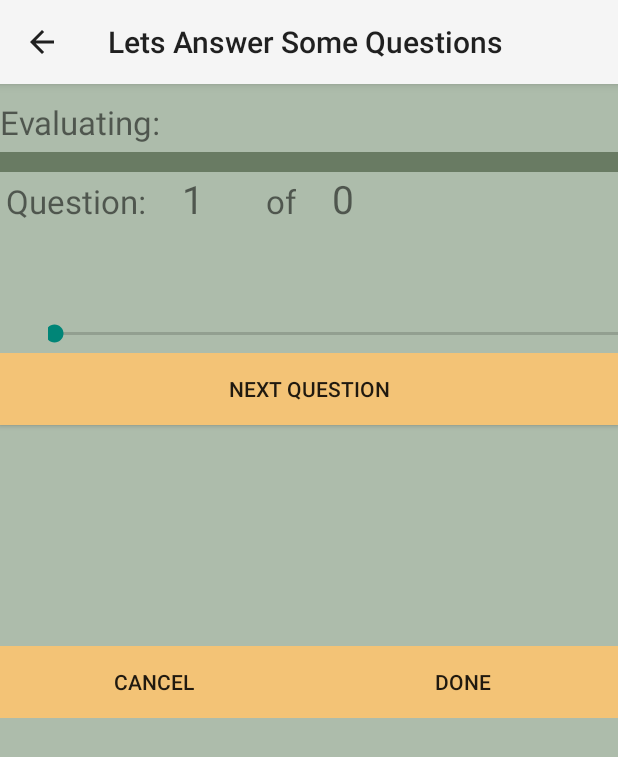
After one commit to pgallini/nineBox, an Android app: the Evaluation screen opened directly, with no data from a screen before it, on a phone screen of 412 x 824 dp. The commit adds this screen. Shown: the top 757 px of the screen. Run offline under Robolectric (Android 15) with nearby library versions, the phone set to English and light mode, and no system bars.

Commit message:
major start to the Evaluation activity

```diff
--- a/Application/src/main/java/DatabaseOpenHelper.java
+++ b/Application/src/main/java/DatabaseOpenHelper.java
@@ -12,7 +12,7 @@ import android.database.sqlite.SQLiteOpenHelper;
  * adb devices
  * adb -s emulator-5554 shell   (where you specify one of the emulators listed)
  * cd /data/data/com.ninebox.nineboxapp/databases
- * sqlite3 candidates.db
+ * sqlite3 ninebox.db
  *
  */
 
--- /dev/null
+++ b/Application/src/main/java/NineBoxEvaluation/Evaluation.java
@@ -0,0 +1,145 @@
+package nineBoxEvaluation;
+
+import android.app.Activity;
+import android.content.Intent;
+import android.os.Bundle;
+import android.view.View;
+import android.widget.EditText;
+import android.widget.TextView;
+
+import com.ninebox.nineboxapp.R;
+
+import java.util.ArrayList;
+
+import nineBoxCandidates.CandidateOperations;
+import nineBoxCandidates.Candidates;
+import nineBoxQuestions.Questions;
+import nineBoxQuestions.QuestionsOperations;
+
+/**
+ * Created by Paul Gallini on 4/17/16.
+ */
+public class Evaluation extends Activity {
+    TextView cName;
+    private final int EVALUATION_ACTIVITY_REQUEST_CODE = 0;
+    public ArrayList<Candidates> candidatesList = new ArrayList<Candidates>();
+    public ArrayList<Questions> questionsList = new ArrayList<>();
+    public int currentIndex = 0;
+    public int currentQuestionNo = 1;
+    public int maxQuestionNo = 0;
+
+    @Override
+    protected void onCreate(Bundle savedInstanceState) {
+
+        int returnCode = 0;
+
+        super.onCreate(savedInstanceState);
+        setContentView(R.layout.evaluation_entry);
+        getActionBar().setDisplayHomeAsUpEnabled(true);
+
+        CandidateOperations candidateOperations;
+        // set-up the operations class for Candidates ...
+        candidateOperations = new CandidateOperations(this);
+        candidateOperations.open();
+        // create a list of candidates from what's in the database ...
+        candidatesList = candidateOperations.getAllCandidates();
+        // start the index at zero
+        currentIndex = 0;
+
+        // set-up questions ...
+        QuestionsOperations questionsOperations = new QuestionsOperations(this);
+        questionsOperations.open();
+        questionsList = questionsOperations.getAllQuestions();
+//        currentQuestionNo = 1;
+        maxQuestionNo = questionsList.size();
+
+        final TextView nextQuestionButtonView = (TextView) findViewById(R.id.next_question_button);
+
+        findViewById(R.id.next_question_button).setOnClickListener(new View.OnClickListener() {
+            @Override
+            public void onClick(View v) {
+                if (currentQuestionNo < maxQuestionNo) {
+                    currentQuestionNo++;
+                    if (currentQuestionNo == maxQuestionNo) {
+                        // if we are now on the last question, change the text of the button to Next Candidate
+                        nextQuestionButtonView.setText(R.string.next_question_button_alt);
+                    }
+                    onResume();
+                } else {
+                    // increment the index for the next candidate ...
+                    currentIndex++;
+                    // reset the Questions
+                    currentQuestionNo = 1;
+                    if (currentIndex < candidatesList.size()) {
+                        // reset label of the Next btn
+                        nextQuestionButtonView.setText(R.string.next_question_button);
+                        onResume();
+                    } else {
+                        // unless we are on the last candidate
+                        finish();
+                        ;
+                    }
+                }
+            }
+        });
+        findViewById(R.id.cancel_button).setOnClickListener(new View.OnClickListener() {
+            @Override
+            public void onClick(View view) {
+                // TODO decide if we are really returning anything here (and the done btn)
+                //create a new intent so we can return Canidate Data ...
+                Intent intent = new Intent();
+                //add "returnKey" as a key and assign it the value in the textbox...
+//                intent.putExtra("returnKey",canidateName);
+//                intent.putExtra("returnNotes",candidateNotes);
+                //get ready to send the result back to the caller (MainActivity)
+                //and put our intent into it (RESULT_OK will tell the caller that
+                //we have successfully accomplished our task..
+                setResult(RESULT_CANCELED, intent);
+                finish();
+            }
+        }
+
+        );
+        findViewById(R.id.done_button).setOnClickListener(new View.OnClickListener() {
+            @Override
+            public void onClick(View view) {
+                // increment the index for the next candidate ...
+                currentIndex++;
+                if ( currentIndex < candidatesList.size()) {
+                    onResume();
+                } else {
+                    finish();;
+                }
+            }
+        });
+    }
+    public void onResume() {
+        super.onResume();
+        TextView displayName =  (TextView) findViewById(R.id.evalCandidateName);
+        TextView currQuestionNoView = (TextView) findViewById(R.id.curr_question_no);
+        TextView maxQuestionNoView = (TextView) findViewById(R.id.max_question_no);
+        TextView quesitonTextView = (TextView) findViewById(R.id.question_text);
+
+        currQuestionNoView.setText(Integer.toString(currentQuestionNo));
+        maxQuestionNoView.setText(Integer.toString(maxQuestionNo));
+
+        if ( currentIndex < candidatesList.size()) {
+            System.out.println(" candidatesList.get(i).getCandidateName() = ");
+            System.out.println(candidatesList.get(currentIndex).getCandidateName());
+            displayName.setText(candidatesList.get(currentIndex).getCandidateName());
+        }
+        if ( currentQuestionNo <= questionsList.size() ) {
+            // TODO see if there is a cleaner way to manage what we want to display versus the real index ...
+            quesitonTextView.setText(questionsList.get((currentQuestionNo - 1)).getQuestionText());
+        }
+    }
+
+    public void CancelSave(View view) {
+        this.kill_activity();
+    }
+
+    void kill_activity()
+    {
+        finish();
+    }
+}
--- a/Application/src/main/java/nineBoxCandidates/CandidateOperations.java
+++ b/Application/src/main/java/nineBoxCandidates/CandidateOperations.java
@@ -67,10 +67,6 @@ public class CandidateOperations {
 
             cursor.moveToFirst();
             while (!cursor.isAfterLast()) {
-
-                // TODO remove this ...
-                System.out.println("inside getAllCandidates - looping " );
-
                 Candidates candidate = parseCandidate(cursor);
                 candidates.add(candidate);
                 cursor.moveToNext();
--- a/Application/src/main/java/nineBoxCandidates/CandidatesEntryActivity.java
+++ b/Application/src/main/java/nineBoxCandidates/CandidatesEntryActivity.java
@@ -21,6 +21,7 @@ public class CandidatesEntryActivity extends Activity {
         setContentView(R.layout.activity_candidates_entry);
         getActionBar().setDisplayHomeAsUpEnabled(true);
     }
+
     public void saveCandidate(View view) {
         // find the ListView so we can work with it ...
         EditText Nametext = (EditText) findViewById( R.id.EditTextName);
--- a/Application/src/main/java/nineBoxMain/CandidatesListActivity.java
+++ b/Application/src/main/java/nineBoxMain/CandidatesListActivity.java
@@ -75,8 +75,6 @@ public class CandidatesListActivity extends Activity {
         mainArrayAdapter = new ArrayAdapter<String>(this, R.layout.list_item, R.id.candidate, displayList) {
             @Override
             public View getView(final int position, View convertView, ViewGroup parent) {
-                // TODO remove this
-                System.out.println("inside getView ");
 
                 Context context = parent.getContext();
 
@@ -95,6 +93,7 @@ public class CandidatesListActivity extends Activity {
                         new View.OnClickListener() {
                             @Override
                             public void onClick(View view) {
+                                // TODO make this an edit feature
                                 Toast.makeText(CandidatesListActivity.this,
                                         R.string.touched_primary_message,
                                         Toast.LENGTH_SHORT).show();
@@ -171,8 +170,6 @@ public class CandidatesListActivity extends Activity {
             Bundle extras = intent.getExtras();
             String returnCandidateName = (extras != null ? extras.getString("returnKey") : "nothing returned");
             String returnCandidateNotes = (extras != null ? extras.getString("returnNotes") : " ");
-            System.out.println("returned name = " + returnCandidateName);
-//            mainArrayAdapter.add(returnCandidateName);
             // save to database
             Candidates candidate = candidateOperations.addCandidate(returnCandidateName, returnCandidateNotes);
 
@@ -201,7 +198,6 @@ public class CandidatesListActivity extends Activity {
                     Intent intent = new Intent(this, QuestionsEntryActivity.class);
                     this.startActivity(intent);
 
-
                 } catch (ActivityNotFoundException ignored) {
                 }
                 return true;
--- a/Application/src/main/java/nineBoxMain/MainActivity.java
+++ b/Application/src/main/java/nineBoxMain/MainActivity.java
@@ -20,25 +20,18 @@ package nineBoxMain;
 import android.app.Activity;
 import android.content.Intent;
 import android.content.ActivityNotFoundException;
-import android.widget.Toast;
-import android.content.Context;
 import android.os.Bundle;
 import android.view.Menu;
 import android.view.MenuItem;
 import android.view.View;
-import android.view.ViewGroup;
-import android.widget.ArrayAdapter;
-import android.widget.ListView;
-import android.widget.TextView;
 
-import java.util.ArrayList;
-
-import nineBoxCandidates.CandidatesEntryActivity;
+import nineBoxCandidates.CandidateOperations;
+import nineBoxCandidates.Candidates;
+import nineBoxEvaluation.Evaluation;
 import nineBoxQuestions.QuestionsEntryActivity;
 import com.ninebox.nineboxapp.R;
 
-import nineBoxCandidates.Candidates;
-import nineBoxCandidates.CandidateOperations;
+import java.util.ArrayList;
 
 /**
  * This activity is the main activity for the NineBoxMobile app.
@@ -57,6 +50,16 @@ public class MainActivity extends Activity {
                 startActivity(intent);
             }
         });
+
+        findViewById(R.id.button_set_questions).setOnClickListener(new View.OnClickListener() {
+            @Override
+            public void onClick(View view) {
+                Intent intent = new Intent(view.getContext(), Evaluation.class);
+                startActivity(intent);
+            }
+        });
+
+
 //
 //        findViewById(R.id.ok_button).setOnClickListener(new View.OnClickListener() {
 //            @Override
@@ -158,4 +161,20 @@ public class MainActivity extends Activity {
         }
         return super.onOptionsItemSelected(item);
     }
+
+    //we need a handler for when the secondary activity (add new candidate) finishes it's work
+    //and returns control to this activity...
+    @Override
+    protected void onActivityResult(int requestCode, int resultCode, Intent intent) {
+        super.onActivityResult(requestCode, resultCode, intent);
+        if (intent != null ) {
+            Bundle extras = intent.getExtras();
+//            String returnCandidateName = (extras != null ? extras.getString("returnKey") : "nothing returned");
+//            String returnCandidateNotes = (extras != null ? extras.getString("returnNotes") : " ");
+
+            if (resultCode == RESULT_CANCELED) {
+                System.out.println(" Evaluation was Cancelled");
+            }
+        }
+    }
 }
--- a/Application/src/main/java/nineBoxQuestions/QuestionsEntryActivity.java
+++ b/Application/src/main/java/nineBoxQuestions/QuestionsEntryActivity.java
@@ -13,10 +13,6 @@ import com.ninebox.nineboxapp.R;
 public class QuestionsEntryActivity extends Activity {
     @Override
     protected void onCreate(Bundle savedInstanceState) {
-        // TODO remove this
-        System.out.println("Inside QuestionsEntryActivity onCreate ####");
-
-//        Bundle extras = getIntent().getExtras();
         super.onCreate(savedInstanceState);
         setContentView(R.layout.questions_entry);
         getActionBar().setDisplayHomeAsUpEnabled(true);
--- /dev/null
+++ b/Application/src/main/res/drawable/seekbar_thumb.xml
@@ -0,0 +1,9 @@
+<?xml version="1.0" encoding="utf-8"?>
+<selector xmlns:android="http://schemas.android.com/apk/res/android">
+
+    android:shape="rectangle">
+
+    <gradient android:startColor="#ffffffff" android:endColor="#ff585858" android:angle="270"/>
+
+    <size android:height="20dp" android:width="20dp"/>
+</selector>
--- /dev/null
+++ b/Application/src/main/res/layout/evaluation_entry.xml
@@ -0,0 +1,154 @@
+<?xml version="1.0" encoding="utf-8"?>
+<LinearLayout xmlns:android="http://schemas.android.com/apk/res/android"
+    android:orientation="vertical" android:layout_width="match_parent"
+    android:layout_height="match_parent"
+    android:background="@color/background_main"
+    android:weightSum="1">
+
+    <LinearLayout
+        android:orientation="horizontal"
+        android:layout_width="match_parent"
+        android:layout_height="45dp">
+
+        <TextView
+            android:id="@+id/textView"
+            android:layout_width="wrap_content"
+            android:layout_height="wrap_content"
+            android:text="@string/evaluation_for_prompt"
+            android:textSize="10pt" />
+
+        <LinearLayout
+            android:orientation="horizontal"
+            android:layout_width="28dp"
+            android:layout_height="35dp"></LinearLayout>
+
+        <TextView
+            android:id="@+id/evalCandidateName"
+            android:layout_width="217dp"
+            android:layout_height="match_parent"
+            android:inputType="none|textPersonName"
+            android:textSize="@dimen/text_size_big" />
+
+    </LinearLayout>
+    <LinearLayout
+        android:orientation="horizontal"
+        android:layout_width="match_parent"
+        android:layout_height="13dp"
+        android:background="@color/divider">
+
+    </LinearLayout>
+    <LinearLayout
+        android:orientation="horizontal"
+        android:layout_width="match_parent"
+        android:layout_height="wrap_content"
+        android:background="@color/background_main">
+
+        <TextView
+            android:id="@+id/question_x_of_x_prompt"
+            android:layout_width="wrap_content"
+            android:layout_height="wrap_content"
+            android:text="@string/question_x_of_x_prompt"
+            android:textSize="10pt"
+            android:padding="@dimen/text_padding" />
+
+        <TextView
+            android:id="@+id/curr_question_no"
+            android:layout_width="40dp"
+            android:layout_height="31dp"
+            android:inputType="none|textPersonName"
+            android:textSize="@dimen/text_size"
+            android:layout_marginLeft="@dimen/text_margin"
+            android:layout_marginRight="@dimen/text_margin"
+            android:paddingLeft="@dimen/text_padding"
+            android:paddingRight="@dimen/text_padding" />
+
+        <TextView
+            android:id="@+id/question_x_of_x_of"
+            android:layout_width="wrap_content"
+            android:layout_height="wrap_content"
+            android:text="@string/question_x_of_x_of"
+            android:textSize="10pt"
+            android:padding="@dimen/text_padding" />
+        <TextView
+            android:id="@+id/max_question_no"
+            android:layout_width="40dp"
+            android:layout_height="31dp"
+            android:inputType="none|textPersonName"
+            android:textSize="@dimen/text_size"
+            android:layout_marginLeft="@dimen/text_margin"
+            android:layout_marginRight="@dimen/text_margin"
+            android:paddingLeft="@dimen/text_padding"
+            android:paddingRight="@dimen/text_padding" />
+
+    </LinearLayout>
+
+    <LinearLayout
+        android:layout_width="fill_parent"
+        android:orientation="horizontal"
+        android:layout_height="wrap_content"
+        android:layout_gravity="center|top"
+        android:gravity="center|fill_horizontal|fill|fill_vertical|top">
+
+        <TextView
+            android:id="@+id/question_text"
+            android:layout_width="fill_parent"
+            android:layout_height="wrap_content"
+            android:layout_weight="3.0"
+            android:layout_margin="@dimen/text_margin"
+            android:gravity="center|fill_horizontal|center_vertical|fill_vertical"
+            android:padding="@dimen/text_padding"
+            android:textSize="@dimen/text_size_big"
+            android:layout_gravity="top"
+            />
+
+        <SeekBar
+            android:id="@+id/responseSeekBar"
+            android:layout_width="fill_parent"
+            android:layout_height="wrap_content"
+            android:layout_gravity="center|bottom"
+            android:max="@integer/maxResponse"
+            android:padding="@dimen/text_padding"
+            />
+        -->
+    </LinearLayout>
+
+    <LinearLayout
+        android:orientation="horizontal"
+        android:layout_width="match_parent"
+        android:layout_height="wrap_content"
+        android:layout_gravity="center_horizontal"
+        android:layout_weight="0.30">
+
+        <Button style="@style/MainButton"
+            android:id="@+id/next_question_button"
+            android:layout_width="0dp"
+            android:layout_height="wrap_content"
+            android:layout_weight="3"
+            android:text="@string/next_question_button"
+            android:background="@color/background_secondary" />
+
+    </LinearLayout>
+
+    <LinearLayout style="?android:buttonBarStyle"
+        android:layout_width="match_parent"
+        android:layout_height="wrap_content"
+        android:orientation="horizontal">
+
+        <Button style="@style/MainButton"
+            android:id="@+id/cancel_button"
+            android:layout_width="0dp"
+            android:layout_height="wrap_content"
+            android:layout_weight="2"
+            android:text="@string/cancel"
+            android:background="@color/background_secondary" />
+
+        <Button style="@style/MainButton"
+            android:id="@+id/done_button"
+            android:layout_width="0dp"
+            android:layout_height="wrap_content"
+            android:layout_weight="2"
+            android:text="@string/done_button"
+            android:background="@color/background_secondary" />
+    </LinearLayout>
+
+</LinearLayout>
--- a/Application/src/main/res/values-v21/base-colors.xml
+++ b/Application/src/main/res/values-v21/base-colors.xml
@@ -18,5 +18,5 @@
 <resources>
  <color name="background_main">#ADBCAB</color>
  <color name="background_secondary">#F3C376</color>
-
+ <color name="divider">#697B63</color>
 </resources>
--- a/Application/src/main/res/values/dimens.xml
+++ b/Application/src/main/res/values/dimens.xml
@@ -22,10 +22,13 @@
 
     <dimen name="page_margin">@dimen/margin_medium</dimen>
     <dimen name="text_margin">16dp</dimen>
+    <dimen name="text_padding">4dp</dimen>
     <!-- Default screen margins, per the Android Design guidelines. -->
     <dimen name="activity_horizontal_margin">16dp</dimen>
     <dimen name="activity_vertical_margin">16dp</dimen>
     <dimen name="button_main_width">220dp</dimen>
     <dimen name="button_main_height">115dp</dimen>
+    <dimen name="text_size">26dp</dimen>
+    <dimen name="text_size_big">32dp</dimen>
 
 </resources>
--- /dev/null
+++ b/Application/src/main/res/values/integers.xml
@@ -0,0 +1,4 @@
+<?xml version="1.0" encoding="utf-8"?>
+<resources>
+    <integer name="maxResponse">10</integer>
+</resources>
--- a/Application/src/main/res/values/strings.xml
+++ b/Application/src/main/res/values/strings.xml
@@ -32,6 +32,7 @@
     <string name="ok">OK</string>
     <string name="newbtn">New</string>
     <string name="button_save">Save</string>
+    <string name="done_button">Done</string>
 
     <string name="dummy_title">Dummy title</string>
     <string name="dummy_subtitle">Dummy subtitle</string>
@@ -48,6 +49,13 @@
     <string name="edit_candidate_notes_title">Notes</string>
     <string name="edit_candidate_notes_hint">Enter notes about this candidate</string>
 
+    <string name="title_activity_evaluation">Lets Answer Some Questions</string>
+    <string name="evaluation_for_prompt">Evaluating:</string>
+    <string name="question_x_of_x_prompt">Question: </string>
+    <string name="question_x_of_x_of">of </string>
+    <string name="next_question_button">Next Question</string>
+    <string name="next_question_button_alt">Next Candidate</string>
+
     <string name="edit_question_intro">Question Text:</string>
     <string name="edit_question_hint">Add new question here</string>
     <string name="edit_weight_title">Question Weight:</string>
```
Also changed, not shown: Application/src/main/AndroidManifest.xml (+8 -0 lines), 33 other files.
